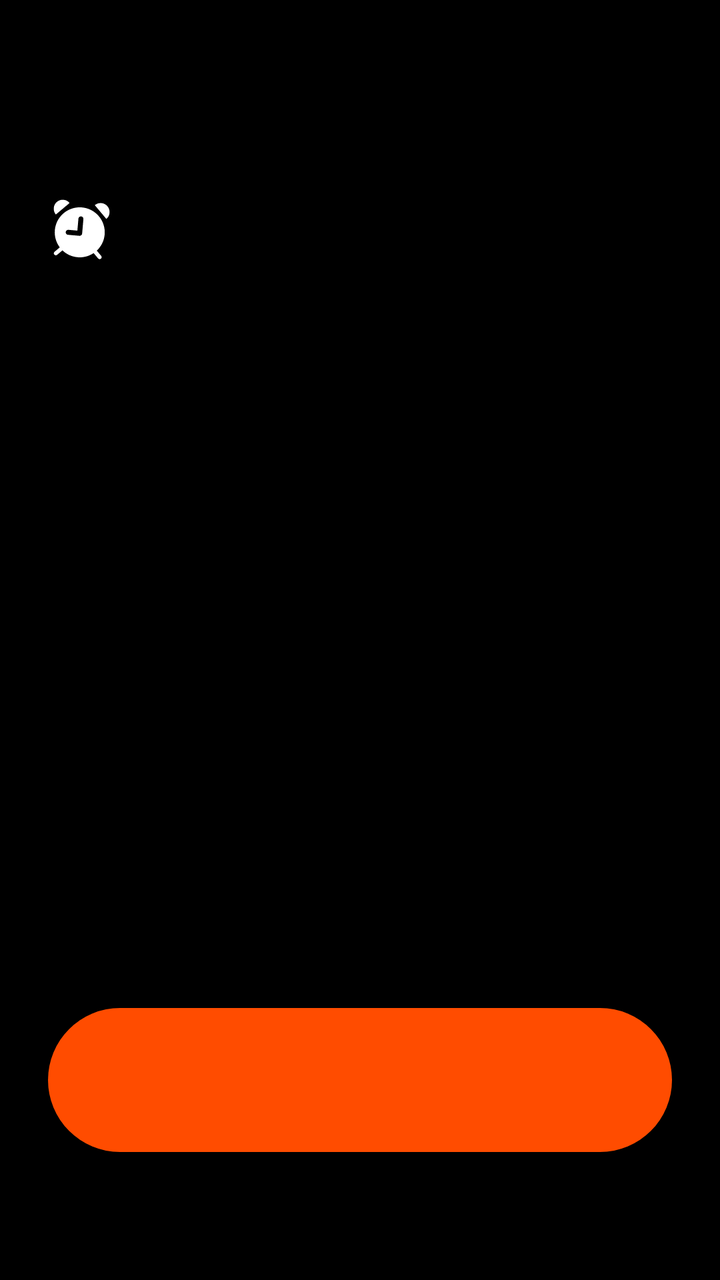
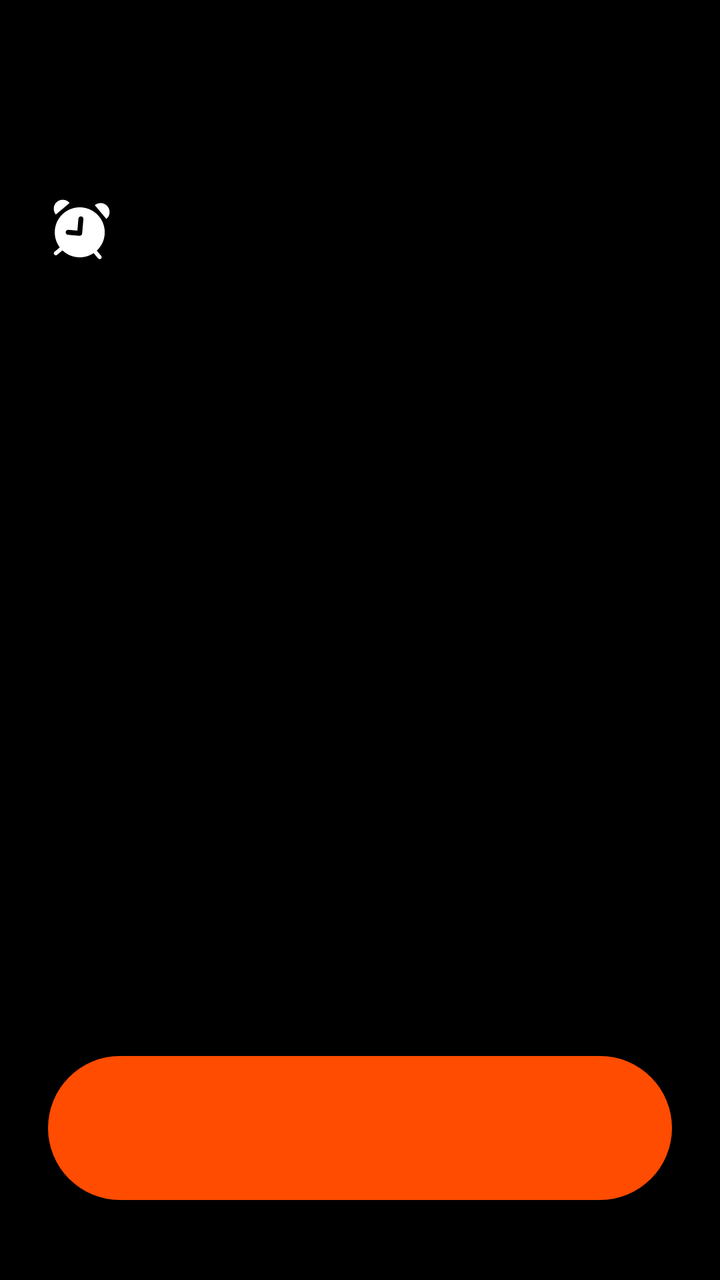

The first picture is an Android layout as it rendered before a commit; the second is the same layout after the commit. The layout source and the unified diff follow.
<!-- AndroidManifest.xml: activity theme AlarmTheme -->
<!-- res/layout/activity_alarm.xml -->
<?xml version="1.0" encoding="utf-8"?>
<LinearLayout xmlns:android="http://schemas.android.com/apk/res/android"
    android:id="@+id/alarmRoot"
    android:layout_width="match_parent"
    android:layout_height="match_parent"
    android:background="#000000"
    android:gravity="center_horizontal"
    android:orientation="vertical"
    android:paddingStart="24dp"
    android:paddingTop="96dp"
    android:paddingEnd="24dp"
    android:paddingBottom="64dp">

    <LinearLayout
        android:layout_width="match_parent"
        android:layout_height="wrap_content"
        android:gravity="center"
        android:orientation="horizontal">

        <ImageView
            android:id="@+id/alarmIcon"
            android:layout_width="32dp"
            android:layout_height="32dp"
            android:contentDescription="@null"
            android:src="@drawable/ic_alarm_header" />

        <TextView
            android:id="@+id/alarmTitle"
            android:layout_width="0dp"
            android:layout_height="wrap_content"
            android:layout_marginStart="10dp"
            android:layout_weight="1"
            android:ellipsize="end"
            android:fontFamily="sans-serif-medium"
            android:gravity="center"
            android:maxLines="3"
            android:textColor="#FFFFFF"
            android:textSize="28sp" />

        <Space
            android:layout_width="32dp"
            android:layout_height="32dp" />
    </LinearLayout>

    <TextView
        android:id="@+id/alarmTime"
        android:layout_width="wrap_content"
        android:layout_height="wrap_content"
        android:layout_marginTop="38dp"
        android:fontFamily="sans-serif-light"
        android:gravity="center"
        android:letterSpacing="-0.05"
        android:textColor="#F4F4F4"
        android:textSize="84sp"
        android:textStyle="bold" />

    <TextView
        android:id="@+id/alarmSubtitle"
        android:layout_width="wrap_content"
        android:layout_height="wrap_content"
        android:layout_marginTop="38dp"
        android:fontFamily="sans-serif-medium"
        android:gravity="center"
        android:textColor="#5E5E5E"
        android:textSize="16sp" />

    <Space
        android:layout_width="match_parent"
        android:layout_height="0dp"
        android:layout_weight="1" />

    <Button
        android:id="@+id/dismissButton"
        android:layout_width="match_parent"
        android:layout_height="72dp"
        android:background="@drawable/bg_alarm_dismiss_button"
        android:fontFamily="sans-serif-medium"
        android:gravity="center"
        android:paddingHorizontal="24dp"
        android:textAllCaps="false"
        android:textColor="#FFFFFF"
        android:textSize="18sp" />
</LinearLayout>
<!-- resources referenced by this layout -->
<resources>
  <!-- drawable bg_alarm_dismiss_button (drawable) -->
  <?xml version="1.0" encoding="utf-8"?>
  <shape xmlns:android="http://schemas.android.com/apk/res/android"
      android:shape="rectangle">
      <solid android:color="#FF4C00" />
      <corners android:radius="36dp" />
  </shape>
  <!-- drawable ic_alarm_header (drawable) -->
  <?xml version="1.0" encoding="utf-8"?>
  <vector xmlns:android="http://schemas.android.com/apk/res/android"
      android:width="32dp"
      android:height="32dp"
      android:viewportWidth="32"
      android:viewportHeight="32">
      <path
          android:fillColor="#FFFFFFFF"
          android:fillType="evenOdd"
          android:pathData="M16.9587,5.0419C23.836,5.6436 28.9234,11.7065 28.3217,18.5838C28.0411,21.7907 26.5721,24.6075 24.3877,26.6407L26.5911,29.2666C26.9461,29.6896 26.8909,30.3202 26.4678,30.6752C26.0447,31.0302 25.4141,30.975 25.0591,30.552L22.8176,27.8807C20.5329,29.4112 17.7326,30.2051 14.7798,29.9468C11.8268,29.6884 9.2062,28.4205 7.2219,26.5162L4.5515,28.7578C4.1285,29.1128 3.4979,29.0576 3.1428,28.6346C2.7879,28.2115 2.843,27.5809 3.2661,27.2259L5.891,25.0225C4.093,22.6409 3.1363,19.6116 3.4168,16.4049C4.0185,9.5276 10.0814,4.4402 16.9587,5.0419ZM16.5665,9.5248C15.8788,9.4647 15.2725,9.9734 15.2123,10.6611L14.6894,16.6382L10.2065,16.246C9.5188,16.1859 8.9125,16.6946 8.8523,17.3823C8.7921,18.0701 9.3009,18.6764 9.9886,18.7365L15.7167,19.2377C16.4045,19.2978 17.0107,18.7891 17.0709,18.1014L17.7028,10.879C17.763,10.1912 17.2542,9.5849 16.5665,9.5248Z" />
      <path
          android:fillColor="#FFFFFFFF"
          android:pathData="M7.7563,1.2253C8.9452,1.3294 10.0438,1.9017 10.8109,2.816L3.9173,8.6004C3.1501,7.6862 2.7772,6.5049 2.8812,5.316C2.9853,4.1271 3.5576,3.0285 4.4719,2.2614C5.3861,1.4942 6.5674,1.1213 7.7563,1.2253Z" />
      <path
          android:fillColor="#FFFFFFFF"
          android:pathData="M26.684,2.8813C27.8729,2.9853 28.9715,3.5577 29.7386,4.4719C30.5058,5.3862 30.8787,6.5674 30.7747,7.7564C30.6707,8.9453 30.0983,10.0438 29.184,10.811L23.3996,3.9173C24.3138,3.1502 25.4951,2.7773 26.684,2.8813Z" />
  </vector>
  <style name="AlarmTheme" parent="@android:style/Theme.DeviceDefault.Light.NoActionBar.Fullscreen">
          <item name="android:windowBackground">#0B1F1F</item>
          <item name="android:statusBarColor">#0B1F1F</item>
          <item name="android:navigationBarColor">#0B1F1F</item>
      </style>
</resources>

<!-- the commit's change to res/layout/activity_alarm.xml (unified diff, before → after) -->
@@ -1,6 +1,5 @@
 <?xml version="1.0" encoding="utf-8"?>
 <LinearLayout xmlns:android="http://schemas.android.com/apk/res/android"
-    android:id="@+id/alarmRoot"
     android:layout_width="match_parent"
     android:layout_height="match_parent"
     android:background="#000000"
@@ -9,7 +8,9 @@
     android:paddingStart="24dp"
     android:paddingTop="96dp"
     android:paddingEnd="24dp"
-    android:paddingBottom="64dp">
+    android:paddingBottom="40dp"
+    android:layout_marginBottom="24dp"
+    >
 
     <LinearLayout
         android:layout_width="match_parent"
